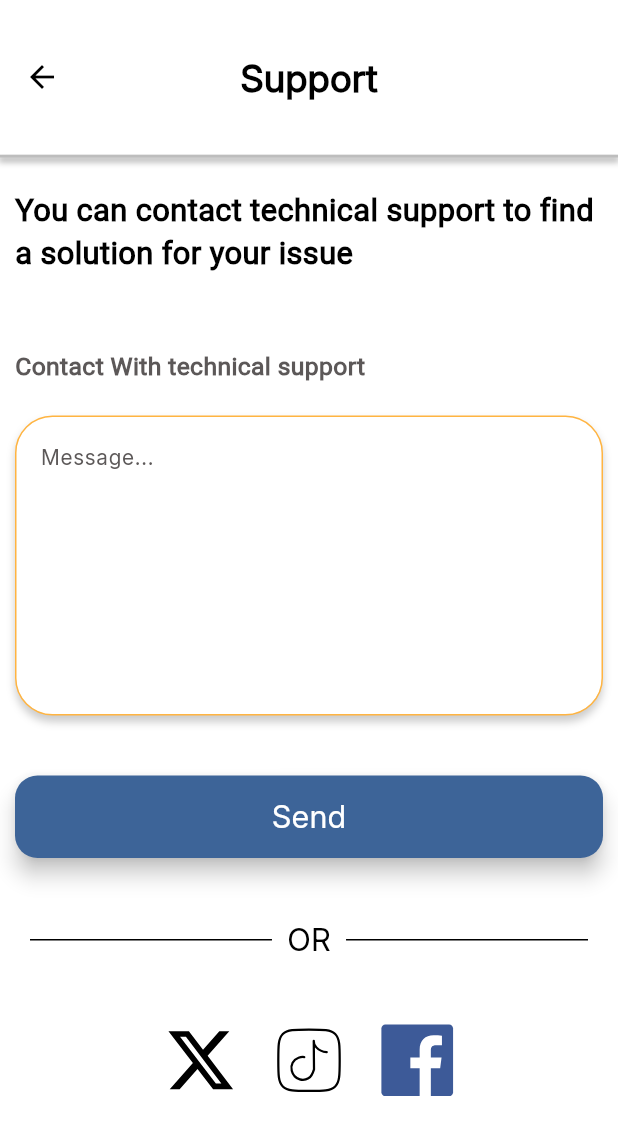
After one commit to GraduationTeam12/Owner_Application, a Flutter app: the ContactUsScreen screen opened directly, on a phone screen of 412 x 824 dp. The commit adds this screen. Shown: the top 1135 px of the screen. Run offline on Flutter 3.47's test engine with Material 3 defaults, Android fonts, the phone set to English and light mode, and no system bars; our stand-ins replace dartz, device_preview, dio, expandable_page_view, firebase_core, firebase_messaging and 12 more; accounts and stored records are empty.

Commit message:
location_and_contact_and_rating_pages_are_donee

```diff
--- a/lib/constants/pages_name.dart
+++ b/lib/constants/pages_name.dart
@@ -12,3 +12,5 @@ const homePageScreen = '/home-screen';
 const knockSensorScreen = '/nock-screen';
 const waterSensorScreen = '/water-screen';
 const tempSensorScreen = '/temp-screen';
+const contactScreen = '/contact-screen';
+const rateScreen= '/rate-screen';
--- a/lib/main.dart
+++ b/lib/main.dart
@@ -51,7 +51,7 @@ class MyApp extends StatelessWidget {
       ),
       onGenerateRoute: appRouter.generationRoute,
       initialRoute: token == null ? splashScreen : homePageScreen ,
-      // initialRoute:  userInfoScreen,
+      //  initialRoute: rateScreen,
     );
   }
 }
--- /dev/null
+++ b/lib/presentation/screens/owner_screens/contact_us_screen.dart
@@ -0,0 +1,221 @@
+// ignore_for_file: deprecated_member_use
+
+import 'package:flutter/material.dart';
+import 'package:flutter_svg/svg.dart';
+import 'package:user_app/constants/app_style.dart';
+import 'package:user_app/constants/colors.dart';
+
+class ContactUsScreen extends StatefulWidget {
+  const ContactUsScreen({super.key});
+
+  @override
+  State<ContactUsScreen> createState() => _ContactUsScreenState();
+}
+
+class _ContactUsScreenState extends State<ContactUsScreen> {
+  @override
+  Widget build(BuildContext context) {
+    return Scaffold(
+      appBar: AppBar(
+        elevation: 0,
+        scrolledUnderElevation: 0,
+        backgroundColor: Colors.white,
+        toolbarHeight: MediaQuery.sizeOf(context).height / 8,
+        title: Text(
+          'Support',
+          style: AppStyle.styleBold30(context).copyWith(color: Colors.black),
+        ),
+        centerTitle: true,
+        leading: InkWell(
+          onTap: () {
+            Navigator.pop(context);
+          },
+          child: Icon(
+            Icons.arrow_back,
+            color: Colors.black,
+            size: MediaQuery.sizeOf(context).width > 600 ? 45 : null,
+          ),
+        ),
+      ),
+      backgroundColor: Colors.white,
+      body: SingleChildScrollView(
+        child: Column(
+          children: [
+            Container(
+              width: double.infinity,
+              height: 2,
+              decoration: BoxDecoration(
+                color: Colors.grey[400],
+                boxShadow: [
+                  BoxShadow(
+                    color: Colors.black.withOpacity(0.3),
+                    spreadRadius: 1,
+                    blurRadius: 3,
+                    offset: const Offset(0, 2),
+                  ),
+                ],
+              ),
+            ),
+            Padding(
+              padding: const EdgeInsets.symmetric(horizontal: 10, vertical: 20),
+              child: Column(
+                crossAxisAlignment: CrossAxisAlignment.start,
+                children: [
+                  Text(
+                      "You can contact technical support to find a solution for your issue",
+                      style: AppStyle.styleSemiBold25(context)
+                          .copyWith(color: Colors.black)),
+                  const SizedBox(
+                    height: 50,
+                  ),
+                  Text("Contact With technical support",
+                      style: AppStyle.styleSemiBold20(context)
+                          .copyWith(color: Color(0xFF5C5858))),
+                  const SizedBox(
+                    height: 20,
+                  ),
+                  Form(
+                    child: Column(
+                      mainAxisSize: MainAxisSize.min,
+                      crossAxisAlignment: CrossAxisAlignment.start,
+                      children: [
+                        Container(
+                          height: MediaQuery.sizeOf(context).width > 600 ? 350 : 200,
+                          width: double.infinity,
+                          decoration: ShapeDecoration(
+                              shadows: const [
+                                BoxShadow(
+                                    blurRadius: 4,
+                                    offset: Offset(0, 4),
+                                    color: Color.fromRGBO(0, 0, 0, 0.2))
+                              ],
+                              color: Colors.white,
+                              shape: RoundedRectangleBorder(
+                                  borderRadius: BorderRadius.circular(25),
+                                  side: const BorderSide(
+                                      color: Color.fromRGBO(255, 180, 65, 1),
+                                      width: 1))),
+                          child: TextFormField(
+                            maxLines: null,
+                            style: AppStyle.styleRegular16(context)
+                                .copyWith(color: Colors.black),
+                            keyboardType: TextInputType.text,
+                            textInputAction: TextInputAction.done,
+                            decoration: InputDecoration(
+                                errorStyle: AppStyle.styleRegular16(context)
+                                    .copyWith(color: Colors.red),
+                                prefixIconConstraints: const BoxConstraints(
+                                  minWidth: 0,
+                                  minHeight: 0,
+                                ),
+                                hintText: "Message...",
+                                hintStyle: AppStyle.styleRegular17(context),
+                                border: const OutlineInputBorder(
+                                    borderSide: BorderSide.none),
+                                enabledBorder: const OutlineInputBorder(
+                                    borderSide: BorderSide.none),
+                                focusedBorder: const OutlineInputBorder(
+                                    borderSide: BorderSide.none)),
+                          ),
+                        ),
+                      ],
+                    ),
+                  ),
+                  const SizedBox(
+                    height: 40,
+                  ),
+                  Center(
+                    child: SizedBox(
+                      width: MediaQuery.sizeOf(context).width > 600
+                          ? 500
+                          : double.infinity,
+                      height: MediaQuery.sizeOf(context).width > 600 ? 80 : 55,
+                      child: ElevatedButton(
+                        onPressed: () async {},
+                        style: ElevatedButton.styleFrom(
+                          backgroundColor: MyColors.premiumColor,
+                          elevation: 6,
+                          shape: RoundedRectangleBorder(
+                            borderRadius: BorderRadius.circular(15),
+                          ),
+                        ),
+                        child: Text(
+                          "Send",
+                          style: AppStyle.styleRegular25(context).copyWith(
+                              fontFamily: 'Inter', color: Colors.white),
+                        ),
+                      ),
+                    ),
+                  ),
+                  const SizedBox(
+                    height: 40,
+                  ),
+                  Row(
+                    mainAxisAlignment: MainAxisAlignment.center,
+                    children: [
+                      Expanded(
+                        child: Padding(
+                          padding: EdgeInsets.symmetric(horizontal: 10),
+                          child: Divider(
+                              color: Colors.black,
+                              thickness: MediaQuery.sizeOf(context).width > 600
+                                  ? 2
+                                  : 1,
+                              height: 1),
+                        ),
+                      ),
+                      Text("OR", style: AppStyle.styleRegular25(context)),
+                      Expanded(
+                        child: Padding(
+                          padding: EdgeInsets.symmetric(horizontal: 10),
+                          child: Divider(
+                              color: Colors.black,
+                              thickness: MediaQuery.sizeOf(context).width > 600
+                                  ? 2
+                                  : 1,
+                              height: 1),
+                        ),
+                      ),
+                    ],
+                  ),
+                  const SizedBox(
+                    height: 40,
+                  ),
+                  Row(
+                    mainAxisAlignment: MainAxisAlignment.center,
+                    children: [
+                      InkWell(
+                          onTap: () {
+                            // openUrl('https://www.twitter.com/');
+                          },
+                          child: SvgPicture.asset(
+                              'assets/images/auth_images/mage_x.svg')),
+                      const SizedBox(
+                        width: 20,
+                      ),
+                      InkWell(
+                          onTap: () {
+                            // openUrl('https://www.tiktok.com/');
+                          },
+                          child: SvgPicture.asset(
+                              'assets/images/auth_images/hugeicons_tiktok.svg')),
+                      const SizedBox(
+                        width: 20,
+                      ),
+                      InkWell(
+                          onTap: () {
+                            // openUrl('https://www.facebook.com/');
+                          },
+                          child: SvgPicture.asset(
+                              'assets/images/auth_images/devicon_facebook.svg'))
+                    ],
+                  )
+                ],
+              ),
+            ),
+          ],
+        ),
+      ),
+    );
+  }
+}
--- a/pubspec.yaml
+++ b/pubspec.yaml
@@ -58,6 +58,7 @@ dependencies:
   flutter_local_notifications: ^18.0.1
   percent_indicator: ^4.2.3
   syncfusion_flutter_gauges: ^28.2.3
+  flutter_rating_bar: ^4.0.1
 
 dev_dependencies:
   flutter_test:
```
Also changed, not shown: lib/presentation/screens/owner_screens/check_car_scrren.dart (+7 -7 lines), lib/presentation/screens/owner_screens/home_screen.dart (+28 -5 lines), lib/presentation/screens/owner_screens/location_screen.dart (+72 -3 lines), lib/presentation/screens/owner_screens/rate_us_screen.dart (added, +155 -0 lines), lib/presentation/widgets/dialog_logout.dart (added, +111 -0 lines), lib/presentation/widgets/dialog_rating.dart (added, +36 -0 lines), lib/presentation/widgets/my_drawer.dart (+22 -4 lines), lib/routing.dart (+10 -0 lines), assets/images/auth_images/devicon_facebook.svg (added), assets/images/auth_images/hugeicons_tiktok.svg (added), assets/images/auth_images/mage_x.svg (added), assets/images/auth_images/rate_us.png (added), pubspec.lock, 1 other file.
